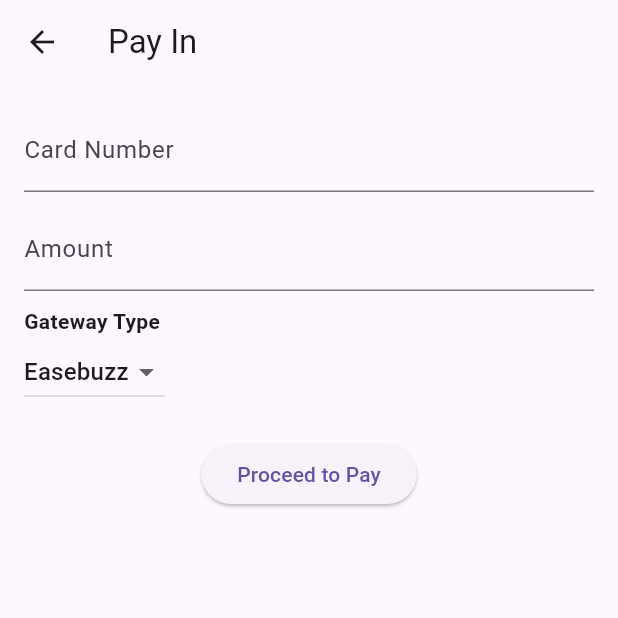
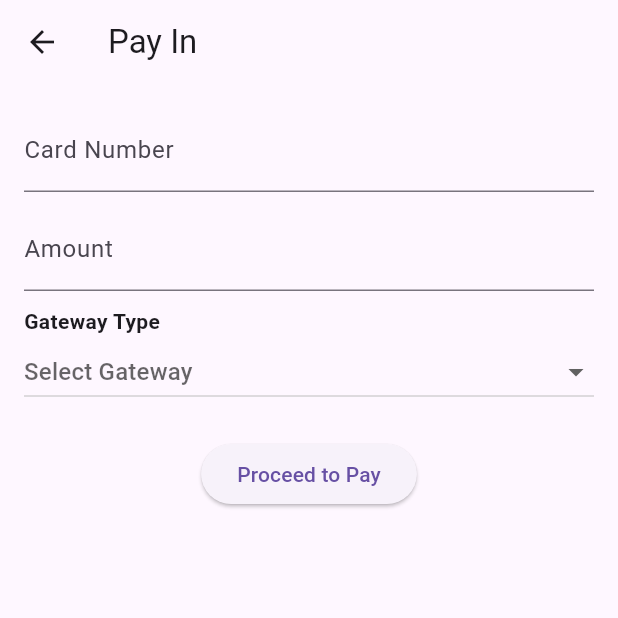
Before and after one commit to Janrdhan/paymanapp, a Flutter app: the PayInScreen screen opened directly with empty values, after a tap on "Proceed to Pay", on a phone screen of 412 x 824 dp, the top half of it. Run offline on Flutter 3.47's test engine with Material 3 defaults, Android fonts, the phone set to English and light mode, and no system bars; our stand-ins replace image_picker, shared_preferences; missing offline and left inert: easebuzz_flutter, jwt_decode; accounts and stored records are empty; network calls fail.

Commit message:
colour chnages

```diff
--- a/lib/screens/beneficiary_list_screen.dart
+++ b/lib/screens/beneficiary_list_screen.dart
@@ -364,7 +364,7 @@ class _BeneficiaryListScreenState extends State<BeneficiaryListScreen> {
     return Scaffold(
       appBar: AppBar(
         title: const Text("Beneficiary List"),
-        backgroundColor: Colors.purple,
+        backgroundColor: Colors.blueAccent,
         actions: [
           IconButton(icon: const Icon(Icons.add), onPressed: _showAddBeneficiaryDialog),
         ],
--- a/lib/screens/payin.dart
+++ b/lib/screens/payin.dart
@@ -7,7 +7,7 @@ import 'package:paymanapp/screens/payment_service.dart';
 
 class PayInScreen extends StatefulWidget {
   final String phone;
-  const PayInScreen({required this.phone,super.key});
+  const PayInScreen({required this.phone, super.key});
 
   @override
   _PayInScreenState createState() => _PayInScreenState();
@@ -19,11 +19,10 @@ class _PayInScreenState extends State<PayInScreen> {
   final PaymentService _paymentService = PaymentService();
   final EasebuzzFlutter _easebuzzFlutterPlugin = EasebuzzFlutter();
 
-  String selectedGateway = 'Easebuzz';
+  String selectedGateway = '';
   String _paymentResponse = 'No payment response yet';
 
   Future<void> initiatePayment() async {
-
     final cardNumber = cardController.text.trim();
     final amount = mobileController.text.trim();
     final gateway = selectedGateway;
@@ -37,20 +36,19 @@ class _PayInScreenState extends State<PayInScreen> {
 
     if (cardNumber.length != 16) {
       ScaffoldMessenger.of(context).showSnackBar(
-        const SnackBar(content: Text("Please enter valid card.")),
+        const SnackBar(content: Text("Please enter a valid 16-digit card number.")),
       );
       return;
     }
 
-    // if (mobileNumber.length != 10 || !RegExp(r'^[0-9]+$').hasMatch(mobileNumber)) {
-    //   ScaffoldMessenger.of(context).showSnackBar(
-    //     const SnackBar(content: Text("Enter a valid 10-digit Mobile Number")),
-    //   );
-    //   return;
-    // }
+    if (gateway.isEmpty) {
+      ScaffoldMessenger.of(context).showSnackBar(
+        const SnackBar(content: Text("Please select a gateway.")),
+      );
+      return;
+    }
 
-
-    final accessKey = await _paymentService.getAccessKey(widget.phone,amount);
+    final accessKey = await _paymentService.getAccessKey(widget.phone, amount);
     if (accessKey == null) {
       showResponseDialog("❌ Error: Unable to get access key.");
       return;
@@ -59,7 +57,8 @@ class _PayInScreenState extends State<PayInScreen> {
     print("🛠 Access Key: $accessKey");
 
     try {
-      final paymentResponse = await _easebuzzFlutterPlugin.payWithEasebuzz(accessKey, "test");
+      final paymentResponse =
+          await _easebuzzFlutterPlugin.payWithEasebuzz(accessKey, "test");
 
       setState(() {
         _paymentResponse = paymentResponse.toString();
@@ -73,9 +72,8 @@ class _PayInScreenState extends State<PayInScreen> {
           final txnId = match.group(0)!;
           print("✅ Extracted txnId: $txnId");
 
-
-
-   final result = await _paymentService.verifyPayment(txnId, widget.phone, cardNumber, amount, gateway);
+          final result = await _paymentService.verifyPayment(
+              txnId, widget.phone, cardNumber, amount, gateway);
 
           if (result.containsKey("data")) {
             final paymentData = result["data"];
@@ -88,7 +86,8 @@ if (msgList is List && msgList.isNotEmpty) {
               final amount = firstMsg["amount"] ?? "N/A";
 
               final now = DateTime.now();
-  String formattedDate = "${now.day}/${now.month}/${now.year} ${now.hour}:${now.minute}";
+              String formattedDate =
+                  "${now.day}/${now.month}/${now.year} ${now.hour}:${now.minute}";
 
               if (status == true) {
                 showResponseDialog(
@@ -102,27 +101,36 @@ if (msgList is List && msgList.isNotEmpty) {
                 );
               }
             } else {
-  showResponseDialog("⚠️ Unexpected data format in 'msg': ${jsonEncode(msgList)}",success: false,);
+              showResponseDialog(
+                "⚠️ Unexpected data format in 'msg': ${jsonEncode(msgList)}",
+                success: false,
+              );
             }
           } else {
-  showResponseDialog("⚠️ Unable to verify payment. Raw response:\n${jsonEncode(result)}",success: false,);
+            showResponseDialog(
+              "⚠️ Unable to verify payment. Raw response:\n${jsonEncode(result)}",
+              success: false,
+            );
           }
         } else {
-          showResponseDialog("❌ Could not extract transaction ID.",success: false,);
+          showResponseDialog(
+            "❌ Could not extract transaction ID.",
+            success: false,
+          );
         }
       } else {
-        showResponseDialog("❌ Payment failed: No response.",success: false,);
+        showResponseDialog("❌ Payment failed: No response.", success: false);
       }
     } on PlatformException catch (e) {
       setState(() {
-        _paymentResponse = jsonEncode({"message": "Payment failed", "error": e.message});
+        _paymentResponse =
+            jsonEncode({"message": "Payment failed", "error": e.message});
       });
       showResponseDialog(_paymentResponse);
     } catch (e) {
-      showResponseDialog("Unexpected Error: $e",success: false,);
+      showResponseDialog("Unexpected Error: $e", success: false);
     }
   }
-
 
   void showResponseDialog(String message, {bool success = false}) {
     showDialog(
@@ -133,11 +141,13 @@ if (msgList is List && msgList.isNotEmpty) {
         actions: [
           TextButton(
             onPressed: () {
-            Navigator.pop(context); // Close the dialog
+              Navigator.pop(context);
               if (success) {
                 Navigator.pushReplacement(
                   context,
-      MaterialPageRoute(builder: (context) =>  DashboardScreen(phone: widget.phone)),
+                  MaterialPageRoute(
+                      builder: (context) =>
+                          DashboardScreen(phone: widget.phone)),
                 );
               }
             },
@@ -147,7 +157,6 @@ if (msgList is List && msgList.isNotEmpty) {
       ),
     );
   }
-
 
   @override
   Widget build(BuildContext context) {
@@ -162,6 +171,10 @@ if (msgList is List && msgList.isNotEmpty) {
               controller: cardController,
               decoration: const InputDecoration(labelText: 'Card Number'),
               keyboardType: TextInputType.number,
+              inputFormatters: [
+                FilteringTextInputFormatter.digitsOnly,
+                LengthLimitingTextInputFormatter(16),
+              ],
             ),
             const SizedBox(height: 10),
             TextField(
@@ -170,12 +183,25 @@ if (msgList is List && msgList.isNotEmpty) {
               keyboardType: TextInputType.number,
             ),
             const SizedBox(height: 10),
-            const Text('Gateway Type', style: TextStyle(fontWeight: FontWeight.bold)),
+            const Text('Gateway Type',
+                style: TextStyle(fontWeight: FontWeight.bold)),
             DropdownButton<String>(
-              value: selectedGateway,
-              items: ['Easebuzz', 'Razorpay', 'Layra']
-                  .map((gateway) => DropdownMenuItem(value: gateway, child: Text(gateway)))
-                  .toList(),
+              value: selectedGateway.isEmpty ? null : selectedGateway,
+              hint: const Text('Select Gateway'),
+              isExpanded: true,
+              items: [
+                const DropdownMenuItem<String>(
+                  value: '',
+                  enabled: false,
+                  child: Text('Select Gateway'),
+                ),
+                ...['Easebuzz', 'Razorpay', 'Layra'].map(
+                  (gateway) => DropdownMenuItem<String>(
+                    value: gateway,
+                    child: Text(gateway),
+                  ),
+                ),
+              ],
               onChanged: (value) {
                 setState(() {
                   selectedGateway = value!;
--- a/lib/screens/user_details_screen.dart
+++ b/lib/screens/user_details_screen.dart
@@ -10,7 +10,7 @@ class UserDetailsScreen extends StatelessWidget {
     return Scaffold(
       backgroundColor: Colors.white,
       appBar: AppBar(
-        backgroundColor: Colors.purple,
+        backgroundColor: Colors.blueAccent,
         leading: IconButton(
           icon: const Icon(Icons.arrow_back, color: Colors.white),
           onPressed: () => Navigator.pop(context),
@@ -48,8 +48,8 @@ class UserDetailsScreen extends StatelessWidget {
                   child: const Center(
                     child: Column(
                       children: [
-                        Icon(Icons.add, color: Colors.purple),
-                        Text("ADD NEW", style: TextStyle(color: Colors.purple, fontWeight: FontWeight.bold)),
+                        Icon(Icons.add, color: Colors.blueAccent),
+                        Text("ADD NEW", style: TextStyle(color: Colors.blueAccent, fontWeight: FontWeight.bold)),
                       ],
                     ),
                   ),
--- a/lib/screens/user_profile_screen.dart
+++ b/lib/screens/user_profile_screen.dart
@@ -81,7 +81,7 @@ class _UserProfileScreenState extends State<UserProfileScreen> {
     return Scaffold(
       backgroundColor: Colors.white,
       appBar: AppBar(
-        backgroundColor: Colors.purple,
+        backgroundColor: Colors.blueAccent,
         foregroundColor: Colors.black,
         title: const Text('Profile'),
         elevation: 0,
@@ -119,7 +119,7 @@ class _UserProfileScreenState extends State<UserProfileScreen> {
                       ),
                     );
                   },
-                  child: const Text("PAYMANT", style: TextStyle(color: Colors.purple)),
+                  child: const Text("PAYMANT", style: TextStyle(color: Colors.blueAccent)),
                 ),
                 TextButton(
                   onPressed: () {
@@ -127,7 +127,7 @@ class _UserProfileScreenState extends State<UserProfileScreen> {
                       MaterialPageRoute(builder: (_) => UserDetailsScreen(phone: widget.phone)),
                     );
                   },
-                  child: const Text("Manage", style: TextStyle(color: Colors.purple)),
+                  child: const Text("Manage", style: TextStyle(color: Colors.blueAccent)),
                 ),
               ],
             ),
```
Also changed, not shown: lib/screens/dashboard_screen.dart (+5 -5 lines). Lines whose indentation alone changed are shown as unchanged.
